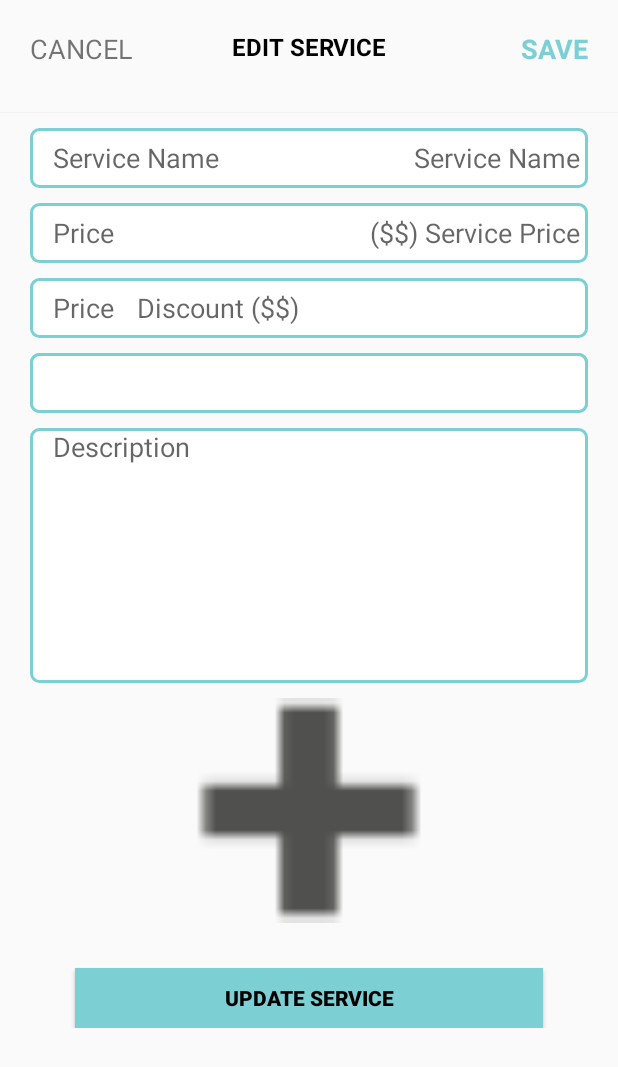
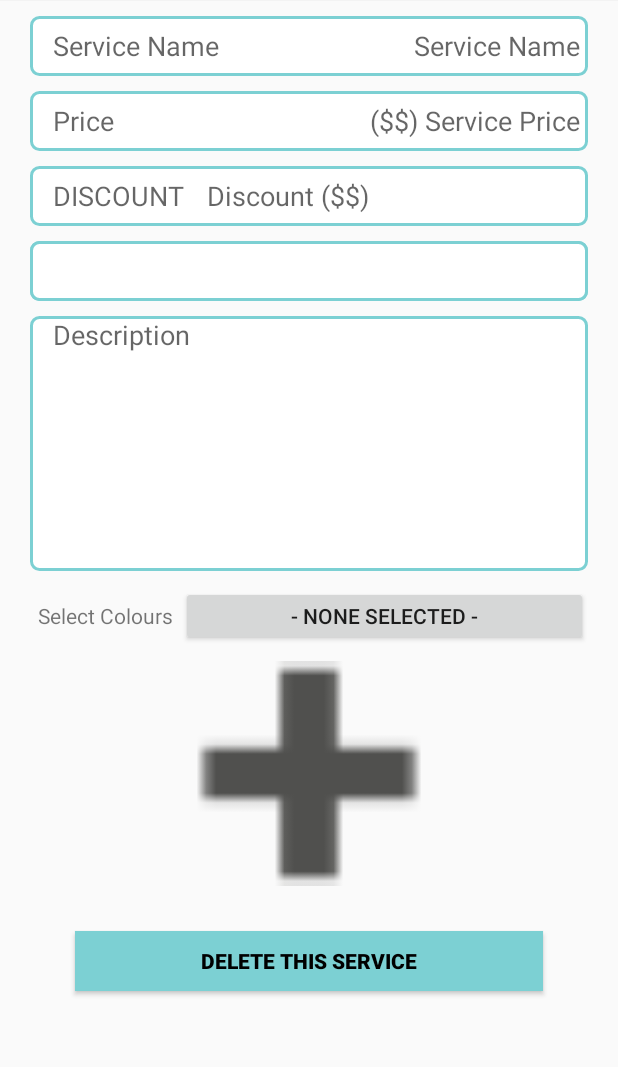
Before and after one commit to kaaxhiftaj/Salonidm, an Android app: the layout fragment_edit_service.xml on its own in the app's theme, with its tools: preview values and no code run, on a phone screen of 412 x 824 dp. Shown: the top 1067 px of the screen. Run offline under Robolectric (Android 15) with nearby library versions, the phone set to English and light mode, and no system bars; plain views replace MaterialSpinner; network calls fail; Roboto replaces fonts that are not available here.

Commit message:
service and edit service screen work done

```diff
--- a/app/src/main/java/com/techease/salonidm/ui/fragments/BusinessHoursFragment.java
+++ b/app/src/main/java/com/techease/salonidm/ui/fragments/BusinessHoursFragment.java
@@ -13,6 +13,7 @@ import android.view.View;
 import android.view.ViewGroup;
 import android.widget.Button;
 import android.widget.ImageButton;
+import android.widget.ImageView;
 import android.widget.TextView;
 import android.widget.Toast;
 import com.android.volley.AuthFailureError;
@@ -186,7 +187,7 @@ public class BusinessHoursFragment extends Fragment {
         View mCustomView = mInflater.inflate(R.layout.custom_actionbar, null);
         TextView mTitleTextView = (TextView) mCustomView.findViewById(R.id.title_text);
         mTitleTextView.setTypeface(typeface);
-        ImageButton backbutton = (ImageButton)mCustomView.findViewById(R.id.back);
+        ImageView backbutton = (ImageView)mCustomView.findViewById(R.id.back);
         mTitleTextView.setText("Business Hours");
         mActionBar.setCustomView(mCustomView);
         mActionBar.setDisplayShowCustomEnabled(true);
--- a/app/src/main/res/layout/fragment_edit_service.xml
+++ b/app/src/main/res/layout/fragment_edit_service.xml
@@ -14,46 +14,46 @@
                 android:layout_height="match_parent"
                 android:orientation="vertical">
 
-                <RelativeLayout
-                    android:layout_width="match_parent"
-                    android:layout_height="wrap_content">
+                <!--<RelativeLayout-->
+                    <!--android:layout_width="match_parent"-->
+                    <!--android:layout_height="wrap_content">-->
 
-                    <TextView
-                        android:id="@+id/tvCancel"
-                        android:layout_width="match_parent"
-                        android:layout_height="wrap_content"
-                        android:layout_marginBottom="10dp"
-                        android:layout_alignParentStart="true"
-                        android:padding="20dp"
-                        android:text="CANCEL"
-                        android:textStyle="normal"
-                        android:textSize="18dp"
-                        />
+                    <!--<TextView-->
+                        <!--android:id="@+id/tvCancel"-->
+                        <!--android:layout_width="match_parent"-->
+                        <!--android:layout_height="wrap_content"-->
+                        <!--android:layout_marginBottom="10dp"-->
+                        <!--android:layout_alignParentStart="true"-->
+                        <!--android:padding="20dp"-->
+                        <!--android:text="CANCEL"-->
+                        <!--android:textStyle="normal"-->
+                        <!--android:textSize="18dp"-->
+                        <!--/>-->
 
-                    <TextView
-                        android:id="@+id/tvText"
-                        android:layout_width="match_parent"
-                        android:layout_height="wrap_content"
-                        android:layout_marginBottom="10dp"
-                        android:padding="20dp"
-                        android:text="@string/edit_service"
-                        android:textStyle="bold"
-                        android:textSize="16dp"
-                        android:textColor="#000"
-                        android:gravity="center"
-                        />
+                    <!--<TextView-->
+                        <!--android:id="@+id/tvText"-->
+                        <!--android:layout_width="match_parent"-->
+                        <!--android:layout_height="wrap_content"-->
+                        <!--android:layout_marginBottom="10dp"-->
+                        <!--android:padding="20dp"-->
+                        <!--android:text="@string/edit_service"-->
+                        <!--android:textStyle="bold"-->
+                        <!--android:textSize="16dp"-->
+                        <!--android:textColor="#000"-->
+                        <!--android:gravity="center"-->
+                        <!--/>-->
 
-                   <TextView
-                       android:layout_width="wrap_content"
-                       android:layout_height="wrap_content"
-                       android:text="SAVE"
-                       android:layout_marginBottom="10dp"
-                       android:padding="20dp"
-                       android:textColor="@color/colorPrimary"
-                       android:textStyle="bold"
-                       android:textSize="18dp"
-                       android:layout_alignParentEnd="true"/>
-                </RelativeLayout>
+                   <!--<TextView-->
+                       <!--android:layout_width="wrap_content"-->
+                       <!--android:layout_height="wrap_content"-->
+                       <!--android:text="SAVE"-->
+                       <!--android:layout_marginBottom="10dp"-->
+                       <!--android:padding="20dp"-->
+                       <!--android:textColor="@color/colorPrimary"-->
+                       <!--android:textStyle="bold"-->
+                       <!--android:textSize="18dp"-->
+                       <!--android:layout_alignParentEnd="true"/>-->
+                <!--</RelativeLayout>-->
 
                 <View
                     android:layout_width="match_parent"
@@ -159,7 +159,8 @@
                             android:layout_gravity="center"
                             android:paddingLeft="15dp"
                             android:textDirection="ltr"
-                            android:hint="Price"
+                            android:hint="DISCOUNT"
+                            android:textColor="#000"
                             android:background="@drawable/edittextshape"
                             android:enabled="false"
                             android:cursorVisible="false"
@@ -223,8 +224,36 @@
                             android:hint="@string/service_description"
                             android:paddingRight="5sp"
                             android:gravity="start"
+                            android:maxLength="250"
                             android:inputType="textEmailAddress"
                             />
+
+                    </LinearLayout>
+
+
+                    <LinearLayout
+                        android:layout_width="match_parent"
+                        android:layout_height="40dp"
+                        android:layout_marginLeft="20dp"
+                        android:layout_marginRight="20dp"
+                        android:layout_marginTop="10dp"
+                        android:gravity="center_horizontal"
+                        android:orientation="horizontal">
+
+
+                        <TextView
+                            android:text="Select Colours"
+                            android:id="@+id/tvSelectColor"
+                            android:layout_width="wrap_content"
+                            android:layout_height="wrap_content"
+                            android:padding="5dip" />
+
+                        <Button
+                            android:layout_height="wrap_content"
+                            android:layout_width="fill_parent"
+                            android:text="- None Selected -"
+                            android:id="@+id/btn_select_colours"
+                            android:padding="5dip" />
 
                     </LinearLayout>
 
@@ -255,8 +284,9 @@
                     android:textColor="@color/colorAccent"
                     android:layout_marginRight="50dp"
                     android:layout_marginLeft="50dp"
+                    android:layout_marginBottom="10dp"
                     android:textStyle="bold"
-                    android:text="@string/update_service"
+                    android:text="@string/delete_service"
                     />
 
             </LinearLayout>
--- a/app/src/main/res/values/strings.xml
+++ b/app/src/main/res/values/strings.xml
@@ -18,6 +18,7 @@
     <string name="portfolio">PORTFOLIO</string>
     <string name="add_service">ADD SERVICE</string>
     <string name="update_service">UPDATE SERVICE</string>
+    <string name="delete_service">DELETE THIS SERVICE</string>
     <string name="edit_service">EDIT SERVICE</string>
     <string name="service_name">Service Name</string>
     <string name="service_description">Description</string>
```
Also changed, not shown: app/src/main/java/com/techease/salonidm/ui/fragments/EditService.java (+102 -15 lines), app/src/main/java/com/techease/salonidm/ui/fragments/ServicesFragment.java (+12 -0 lines), app/src/main/res/layout/custom_actionbar.xml (+15 -2 lines), app/src/main/res/layout/fragment_add_service.xml (+0 -9 lines).
